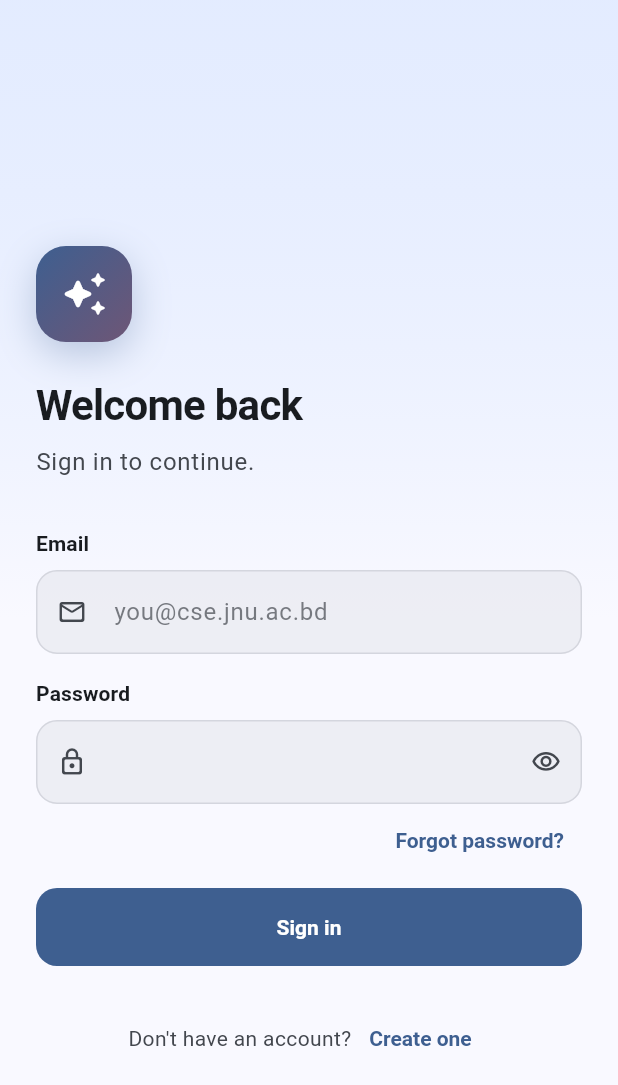
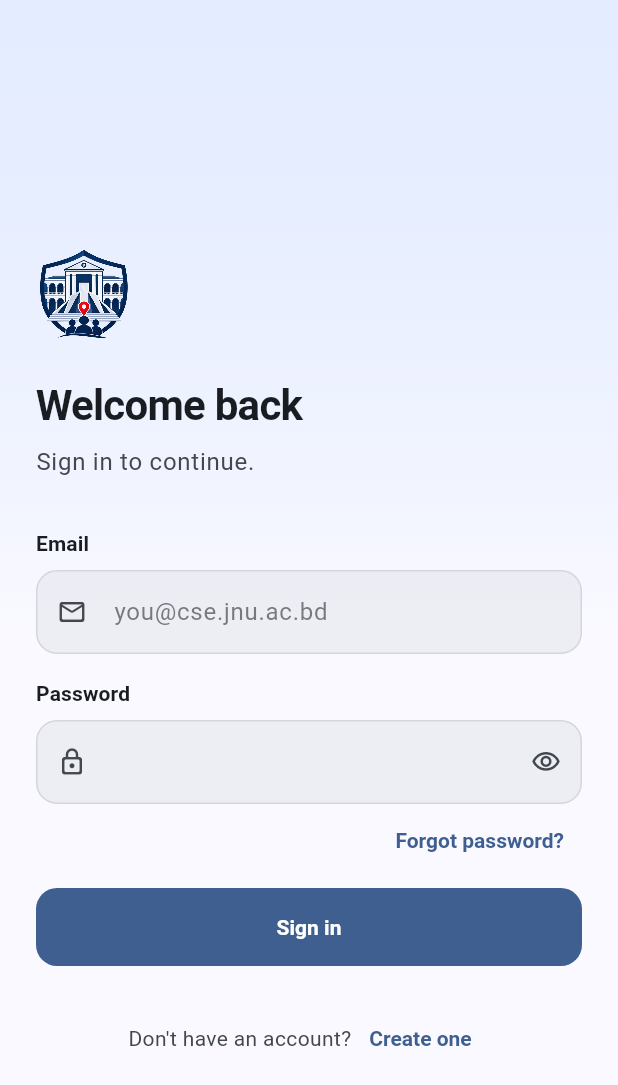
Before and after one commit to ahsanulhoqueabir/protect-jnu, a Flutter app: the screen it shows after launch, on a phone screen of 412 x 824 dp. Shown: the top 1085 px of the screen. Run offline on Flutter 3.47's test engine with Material 3 defaults, Android fonts, the phone set to English and light mode, and no system bars; our stand-ins replace camera, connectivity_plus, dio, flutter_riverpod, flutter_secure_storage, geolocator and 5 more; accounts and stored records are empty.

Commit message:
update branding

```diff
--- a/app/lib/shared/widgets/brand_mark.dart
+++ b/app/lib/shared/widgets/brand_mark.dart
@@ -1,9 +1,7 @@
 import 'package:flutter/material.dart';
 
-import '../../app/theme/app_spacing.dart';
-
-/// Placeholder logo. Replace the icon with your brand asset; it is used on the
-/// splash, auth and about screens.
+/// Protect JnU'ins logo (assets/branding/logo.png). Square, shown uncropped and
+/// unstretched; used on the splash, auth and loading screens.
 class BrandMark extends StatelessWidget {
   const BrandMark({super.key, this.size = 64});
 
@@ -11,26 +9,24 @@ class BrandMark extends StatelessWidget {
 
   @override
   Widget build(BuildContext context) {
-    final colors = Theme.of(context).colorScheme;
+    final dark = Theme.of(context).brightness == Brightness.dark;
+    final logo = Image.asset(
+      'assets/branding/logo.png',
+      width: dark ? size * 0.84 : size,
+      height: dark ? size * 0.84 : size,
+      fit: BoxFit.contain,
+      filterQuality: FilterQuality.high,
+      semanticLabel: "Protect JnU'ins logo",
+    );
+    // The logo is navy on transparent: give it a white tile on dark themes.
+    if (!dark) return logo;
     return Container(
-      width: size,
-      height: size,
+      padding: EdgeInsets.all(size * 0.08),
       decoration: BoxDecoration(
-        borderRadius: AppRadius.lgAll,
-        gradient: LinearGradient(
-          begin: Alignment.topLeft,
-          end: Alignment.bottomRight,
-          colors: [colors.primary, colors.tertiary],
-        ),
-        boxShadow: [
-          BoxShadow(
-            color: colors.primary.withValues(alpha: 0.3),
-            blurRadius: size / 3,
-            offset: Offset(0, size / 8),
-          ),
-        ],
+        color: Colors.white,
+        borderRadius: BorderRadius.circular(size * 0.22),
       ),
-      child: Icon(Icons.auto_awesome_rounded, color: colors.onPrimary, size: size * 0.5),
+      child: logo,
     );
   }
 }
--- a/app/pubspec.yaml
+++ b/app/pubspec.yaml
@@ -31,3 +31,5 @@ dev_dependencies:
 
 flutter:
   uses-material-design: true
+  assets:
+    - assets/branding/logo.png
```
Also changed, not shown: app/lib/shared/widgets/loading_view.dart (+13 -1 lines), app/assets/branding/logo.png (added), 35 other files.
